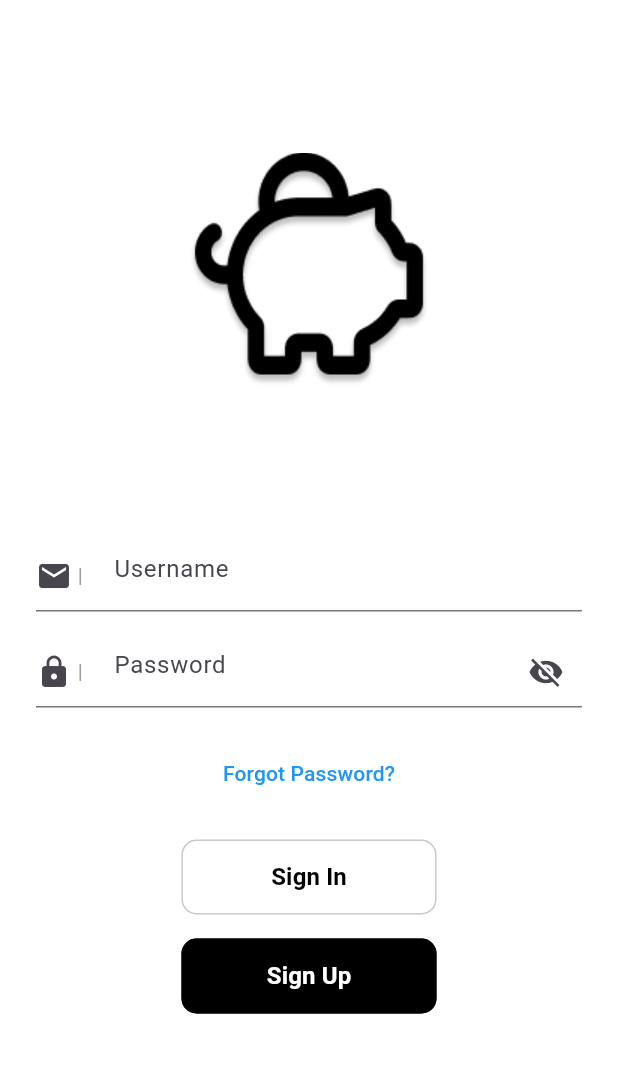
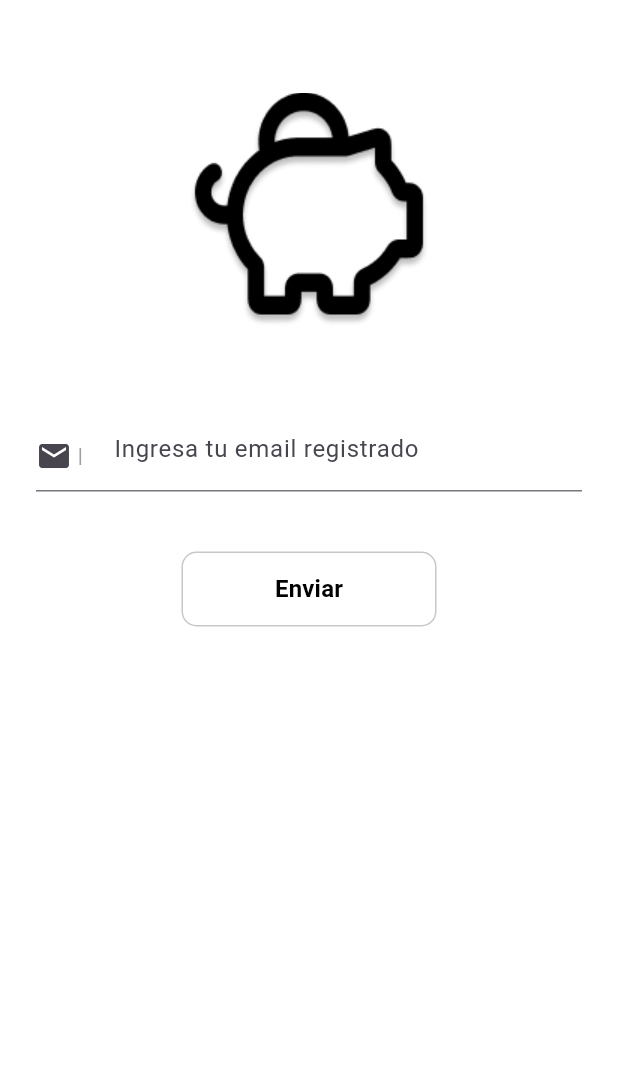
Before and after one commit to Kururo201846/GastOnTrack, a Flutter app: the screen it shows after launch, after a tap on "Forgot Password?", on a phone screen of 412 x 824 dp, the part 125-1198 px from its top. Run offline on Flutter 3.47's test engine with Material 3 defaults, Android fonts, the phone set to English and light mode, and no system bars; our stand-ins replace firebase_auth, firebase_core; accounts and stored records are empty.

Commit message:
Recuperar contraseña

```diff
--- a/lib/main.dart
+++ b/lib/main.dart
@@ -4,13 +4,12 @@ import 'package:flutter/material.dart';
 import 'package:gast_on_track/firebaseoption/firebase_options.dart';
 import 'package:gast_on_track/screens/auth/login_screen.dart';
 import 'package:gast_on_track/screens/auth/create_user_screen.dart';
+import 'package:gast_on_track/screens/auth/recover_password_screen.dart';
 import 'package:gast_on_track/screens/home/home_screen.dart';
 
 Future<void> main() async {
   WidgetsFlutterBinding.ensureInitialized();
-  await Firebase.initializeApp(
-    options: DefaultFirebaseOptions.currentPlatform,
-  );
+  await Firebase.initializeApp(options: DefaultFirebaseOptions.currentPlatform);
   runApp(const MainApp());
 }
 
@@ -29,6 +28,7 @@ class MainApp extends StatelessWidget {
       home: const AuthWrapper(),
       routes: {
         '/login': (context) => const LoginScreen(),
+        '/recover_password': (context) => const RecoverPasswordScreen(),
         '/signup': (context) => const CreateUserScreen(),
         '/home': (context) => const HomeScreen(),
       },
--- a/lib/screens/auth/recover_password_screen.dart
+++ b/lib/screens/auth/recover_password_screen.dart
@@ -0,0 +1,212 @@
+import 'package:flutter/material.dart';
+import 'package:firebase_auth/firebase_auth.dart';
+
+class RecoverPasswordScreen extends StatefulWidget {
+  const RecoverPasswordScreen({super.key});
+
+  @override
+  State<RecoverPasswordScreen> createState() => _RecoverPasswordScreenState();
+}
+
+class _RecoverPasswordScreenState extends State<RecoverPasswordScreen> {
+  final _emailController = TextEditingController();
+  final _formKey = GlobalKey<FormState>();
+  bool _isLoading = false;
+  bool _emailSent = false;
+  String? _errorMessage;
+
+  Future<void> _sendPasswordResetEmail() async {
+    if (!_formKey.currentState!.validate()) return;
+
+    setState(() {
+      _isLoading = true;
+      _errorMessage = null;
+    });
+
+    try {
+      await FirebaseAuth.instance.sendPasswordResetEmail(
+        email: _emailController.text.trim(),
+      );
+      setState(() => _emailSent = true);
+    } on FirebaseAuthException catch (e) {
+      setState(() {
+        _errorMessage = _getErrorMessage(e.code);
+      });
+    } finally {
+      setState(() => _isLoading = false);
+    }
+  }
+
+  String _getErrorMessage(String errorCode) {
+    switch (errorCode) {
+      case 'user-not-found':
+        return 'No hay cuenta asociada a este email';
+      case 'invalid-email':
+        return 'Formato de email inválido';
+      case 'network-request-failed':
+        return 'Error de conexión. Verifica tu internet';
+      default:
+        return 'Error al enviar el correo. Intenta nuevamente';
+    }
+  }
+
+  @override
+  Widget build(BuildContext context) {
+    return Scaffold(
+      backgroundColor: Colors.white,
+      body: SafeArea(
+        child: SingleChildScrollView(
+          padding: const EdgeInsets.symmetric(horizontal: 24),
+          child: Form(
+            key: _formKey,
+            child: Column(
+              mainAxisAlignment: MainAxisAlignment.center,
+              children: [
+                const SizedBox(height: 40),
+                const Text(
+                  'GastOnTrack',
+                  style: TextStyle(
+                    fontSize: 30,
+                    fontWeight: FontWeight.bold,
+                    color: Colors.black,
+                    letterSpacing: 1.5,
+                  ),
+                ),
+                const SizedBox(height: 60),
+                Image.asset(
+                  'assets/images/cerdito.png',
+                  height: 160,
+                  width: 160,
+                ),
+                const SizedBox(height: 60),
+
+                if (!_emailSent) ...[
+                  TextFormField(
+                    controller: _emailController,
+                    decoration: const InputDecoration(
+                      labelText: null,
+                      prefixIcon: Row(
+                        mainAxisSize: MainAxisSize.min,
+                        children: [
+                          Icon(Icons.email),
+                          Text(' | ', style: TextStyle(color: Colors.grey)),
+                        ],
+                      ),
+                      border: UnderlineInputBorder(),
+                      filled: false,
+                      hintText: 'Ingresa tu email registrado',
+                    ),
+                    validator: (value) {
+                      if (value == null || value.isEmpty) {
+                        return 'Por favor ingresa tu email';
+                      }
+                      if (!RegExp(
+                        r'^[\w-\.]+@([\w-]+\.)+[\w-]{2,4}$',
+                      ).hasMatch(value)) {
+                        return 'Email inválido';
+                      }
+                      return null;
+                    },
+                    keyboardType: TextInputType.emailAddress,
+                  ),
+                  if (_errorMessage != null) ...[
+                    const SizedBox(height: 10),
+                    Text(
+                      _errorMessage!,
+                      style: const TextStyle(color: Colors.red),
+                    ),
+                  ],
+                  const SizedBox(height: 40),
+                  SizedBox(
+                    width: 170,
+                    height: 50,
+                    child: ElevatedButton(
+                      onPressed: _isLoading ? null : _sendPasswordResetEmail,
+                      style: ElevatedButton.styleFrom(
+                        side: const BorderSide(
+                          color: Color.fromARGB(55, 0, 0, 0),
+                        ),
+                        backgroundColor: const Color.fromARGB(
+                          255,
+                          255,
+                          255,
+                          255,
+                        ),
+                        shape: RoundedRectangleBorder(
+                          borderRadius: BorderRadius.circular(10),
+                        ),
+                        elevation: 0,
+                      ),
+                      child:
+                          _isLoading
+                              ? const SizedBox(
+                                width: 20,
+                                height: 20,
+                                child: CircularProgressIndicator(
+                                  color: Colors.white,
+                                  strokeWidth: 2,
+                                ),
+                              )
+                              : const Text(
+                                'Enviar',
+                                style: TextStyle(
+                                  fontSize: 16,
+                                  fontWeight: FontWeight.bold,
+                                  color: Colors.black,
+                                ),
+                              ),
+                    ),
+                  ),
+                ] else ...[
+                  const Icon(Icons.check_circle, color: Colors.green, size: 60),
+                  const SizedBox(height: 20),
+                  const Text(
+                    'Correo enviado',
+                    style: TextStyle(fontSize: 22, fontWeight: FontWeight.bold),
+                  ),
+                  const SizedBox(height: 20),
+                  const Padding(
+                    padding: EdgeInsets.symmetric(horizontal: 20),
+                    child: Text(
+                      'Hemos enviado instrucciones para restablecer tu contraseña al email proporcionado.',
+                      textAlign: TextAlign.center,
+                      style: TextStyle(fontSize: 16),
+                    ),
+                  ),
+                  const SizedBox(height: 40),
+                  SizedBox(
+                    width: 170,
+                    height: 50,
+                    child: ElevatedButton(
+                      onPressed: () => Navigator.pop(context),
+                      style: ElevatedButton.styleFrom(
+                        backgroundColor: Colors.black,
+                        shape: RoundedRectangleBorder(
+                          borderRadius: BorderRadius.circular(10),
+                        ),
+                      ),
+                      child: const Text(
+                        'Volver al login',
+                        style: TextStyle(
+                          fontSize: 16,
+                          fontWeight: FontWeight.bold,
+                          color: Colors.white,
+                        ),
+                      ),
+                    ),
+                  ),
+                ],
+              ],
+            ),
+          ),
+        ),
+      ),
+    );
+  }
+
+  @override
+  void dispose() {
+    _emailController.dispose();
+    super.dispose();
+  }
+}
```
